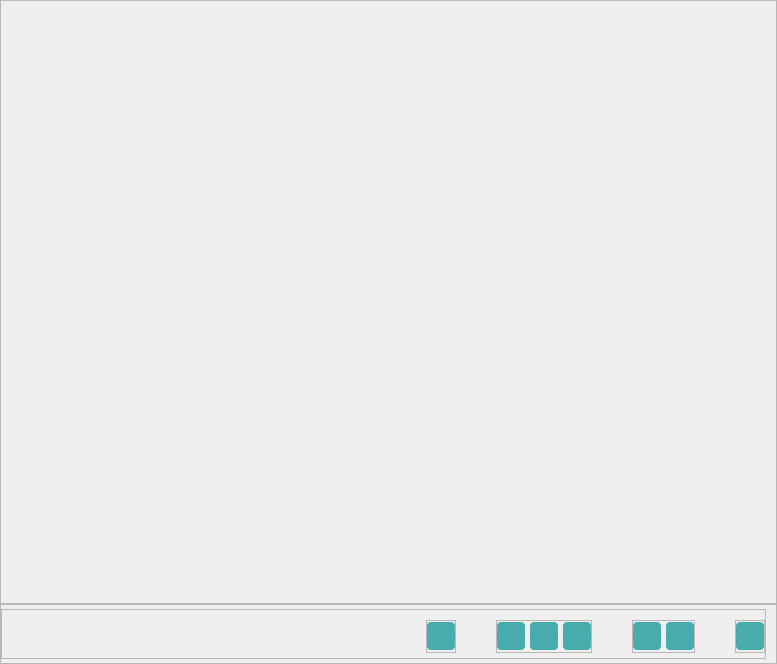
Qt form UIs/videoScreen.ui (ali7haider/Pulmonary-Artery-Balloon-Angioplasty_PyQT) before a commit.
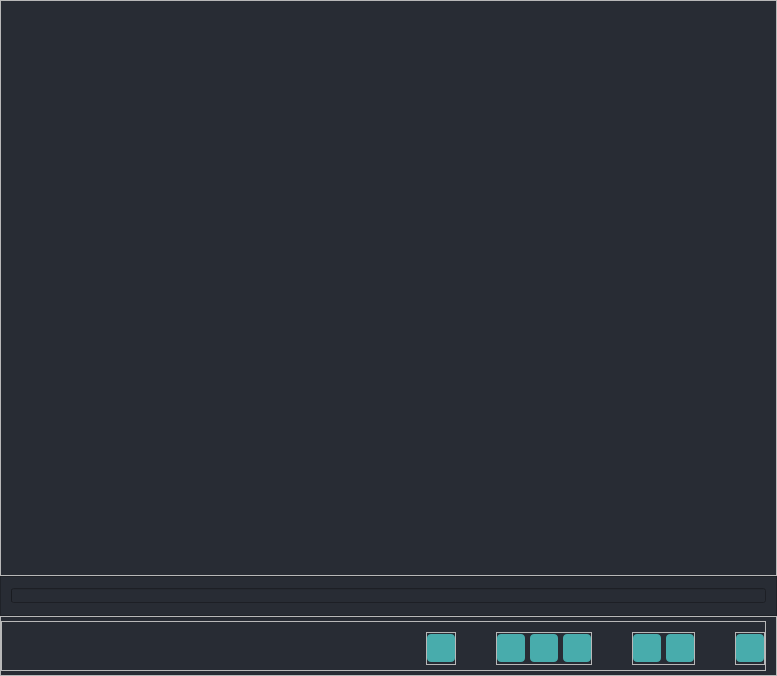
The same form after that commit. Icons and pictures are not drawn.

Commit message: Implement Picture and Video Saving

```diff
--- a/UIs/videoScreen.ui
+++ b/UIs/videoScreen.ui
@@ -7,7 +7,7 @@
     <x>0</x>
     <y>0</y>
     <width>777</width>
-    <height>664</height>
+    <height>676</height>
    </rect>
   </property>
   <property name="windowTitle">
@@ -31,9 +31,113 @@
        /* Darken the border further when pressed */
     padding-left: 14px;                /* Slight movement for press effect */
     padding-top: 6px;                  /* Slight movement for press effect */
+}
+#bgApp {	
+	background-color: rgb(40, 44, 52);
+	border: 1px solid rgb(44, 49, 58);
 }</string>
   </property>
-  <widget class="QWidget" name="centralwidget">
+  <widget class="QWidget" name="bgApp">
+   <property name="styleSheet">
+    <string notr="true">QPlainTextEdit {
+	background-color: rgb(27, 29, 35);
+	border-radius: 5px;
+	padding: 10px;
+	selection-color: rgb(255, 255, 255);
+	selection-background-color: rgb(255, 121, 198);
+}
+QPlainTextEdit  QScrollBar:vertical {
+    width: 8px;
+ }
+QPlainTextEdit  QScrollBar:horizontal {
+    height: 8px;
+ }
+QPlainTextEdit:hover {
+	border: 2px solid rgb(64, 71, 88);
+}
+QPlainTextEdit:focus {
+	border: 2px solid rgb(91, 101, 124);
+}
+
+/* /////////////////////////////////////////////////////////////////////////////////////////////////
+ScrollBars */
+QScrollBar:horizontal {
+    border: none;
+    background: rgb(52, 59, 72);
+    height: 8px;
+    margin: 0px 21px 0 21px;
+	border-radius: 0px;
+}
+QScrollBar::handle:horizontal {
+background:rgb(85, 170, 255);
+    min-width: 25px;
+	border-radius: 4px
+}
+QScrollBar::add-line:horizontal {
+    border: none;
+    background: rgb(55, 63, 77);
+    width: 20px;
+	border-top-right-radius: 4px;
+    border-bottom-right-radius: 4px;
+    subcontrol-position: right;
+    subcontrol-origin: margin;
+}
+QScrollBar::sub-line:horizontal {
+    border: none;
+    background: rgb(55, 63, 77);
+    width: 20px;
+	border-top-left-radius: 4px;
+    border-bottom-left-radius: 4px;
+    subcontrol-position: left;
+    subcontrol-origin: margin;
+}
+QScrollBar::up-arrow:horizontal, QScrollBar::down-arrow:horizontal
+{
+     background: none;
+}
+QScrollBar::add-page:horizontal, QScrollBar::sub-page:horizontal
+{
+     background: none;
+}
+ QScrollBar:vertical {
+	border: none;
+    background: rgb(52, 59, 72);
+    width: 8px;
+    margin: 21px 0 21px 0;
+	border-radius: 0px;
+ }
+ QScrollBar::handle:vertical {	
+background:rgb(85, 170, 255);
+    min-height: 25px;
+	border-radius: 4px
+ }
+ QScrollBar::add-line:vertical {
+     border: none;
+    background: rgb(55, 63, 77);
+     height: 20px;
+	border-bottom-left-radius: 4px;
+    border-bottom-right-radius: 4px;
+     subcontrol-position: bottom;
+     subcontrol-origin: margin;
+ }
+ QScrollBar::sub-line:vertical {
+	border: none;
+    background: rgb(55, 63, 77);
+     height: 20px;
+	border-top-left-radius: 4px;
+    border-top-right-radius: 4px;
+     subcontrol-position: top;
+     subcontrol-origin: margin;
+ }
+ QScrollBar::up-arrow:vertical, QScrollBar::down-arrow:vertical {
+     background: none;
+ }
+
+ QScrollBar::add-page:vertical, QScrollBar::sub-page:vertical {
+     background: none;
+ }
+</string>
+   </property>
    <layout class="QVBoxLayout" name="verticalLayout">
     <property name="spacing">
      <number>0</number>
@@ -59,11 +163,86 @@
        <enum>QFrame::Raised</enum>
       </property>
       <layout class="QVBoxLayout" name="verticalLayout_2">
+       <property name="leftMargin">
+        <number>0</number>
+       </property>
+       <property name="topMargin">
+        <number>0</number>
+       </property>
+       <property name="rightMargin">
+        <number>0</number>
+       </property>
+       <property name="bottomMargin">
+        <number>0</number>
+       </property>
        <item>
         <widget class="QLabel" name="lblVideo">
+         <property name="styleSheet">
+          <string notr="true">font: 75 24pt &quot;MS Shell Dlg 2&quot;;
+color: rgb(255, 255, 255);</string>
+         </property>
          <property name="text">
           <string/>
          </property>
+         <property name="scaledContents">
+          <bool>true</bool>
+         </property>
+         <property name="alignment">
+          <set>Qt::AlignRight|Qt::AlignTop|Qt::AlignTrailing</set>
+         </property>
+        </widget>
+       </item>
+      </layout>
+     </widget>
+    </item>
+    <item>
+     <widget class="QFrame" name="frame_2">
+      <property name="maximumSize">
+       <size>
+        <width>16777215</width>
+        <height>40</height>
+       </size>
+      </property>
+      <property name="styleSheet">
+       <string notr="true">	background-color: rgb(40, 44, 52);
+</string>
+      </property>
+      <property name="frameShape">
+       <enum>QFrame::StyledPanel</enum>
+      </property>
+      <property name="frameShadow">
+       <enum>QFrame::Raised</enum>
+      </property>
+      <layout class="QHBoxLayout" name="horizontalLayout_8">
+       <property name="leftMargin">
+        <number>10</number>
+       </property>
+       <property name="topMargin">
+        <number>0</number>
+       </property>
+       <property name="rightMargin">
+        <number>10</number>
+       </property>
+       <property name="bottomMargin">
+        <number>0</number>
+       </property>
+       <item>
+        <widget class="QProgressBar" name="videoPrograssBar">
+         <property name="maximumSize">
+          <size>
+           <width>16777215</width>
+           <height>15</height>
+          </size>
+         </property>
+         <property name="styleSheet">
+          <string notr="true">color:white;</string>
+         </property>
+         <property name="value">
+          <number>0</number>
+         </property>
+         <property name="textVisible">
+          <bool>false</bool>
+         </property>
         </widget>
        </item>
       </layout>
@@ -162,6 +341,20 @@
              <property name="bottomMargin">
               <number>0</number>
              </property>
+             <item>
+              <widget class="QLabel" name="lblMessage">
+               <property name="styleSheet">
+                <string notr="true">font: 9pt &quot;Bahnschrift&quot;;
+color:white;</string>
+               </property>
+               <property name="text">
+                <string/>
+               </property>
+               <property name="alignment">
+                <set>Qt::AlignRight|Qt::AlignTrailing|Qt::AlignVCenter</set>
+               </property>
+              </widget>
+             </item>
             </layout>
            </widget>
           </item>
@@ -260,8 +453,8 @@
                   </property>
                   <property name="iconSize">
                    <size>
-                    <width>20</width>
-                    <height>20</height>
+                    <width>25</width>
+                    <height>25</height>
                    </size>
                   </property>
                  </widget>
```
Left out of the diff: 18 changed lines with no effect on the pictures. The commit also changes 23 other files.
